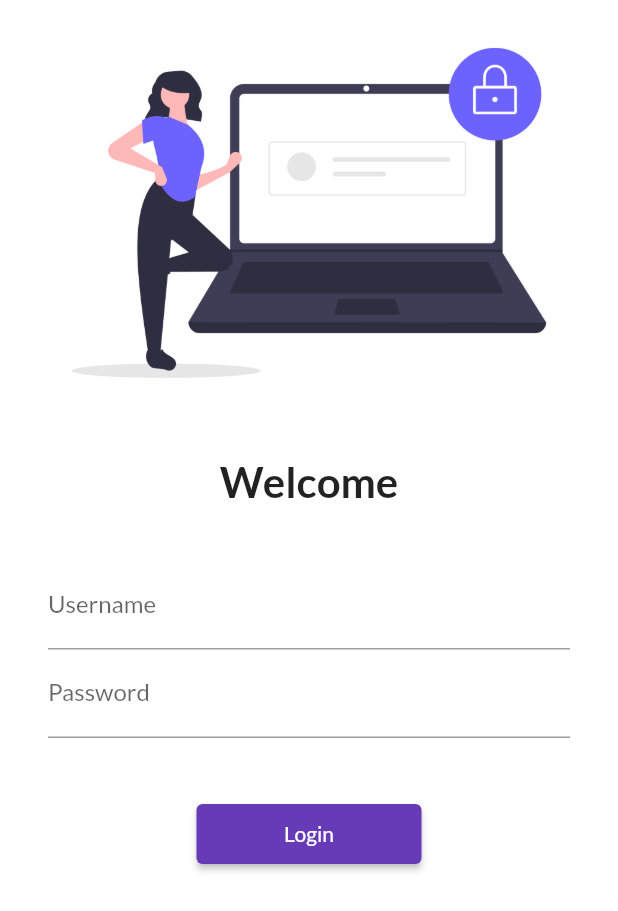
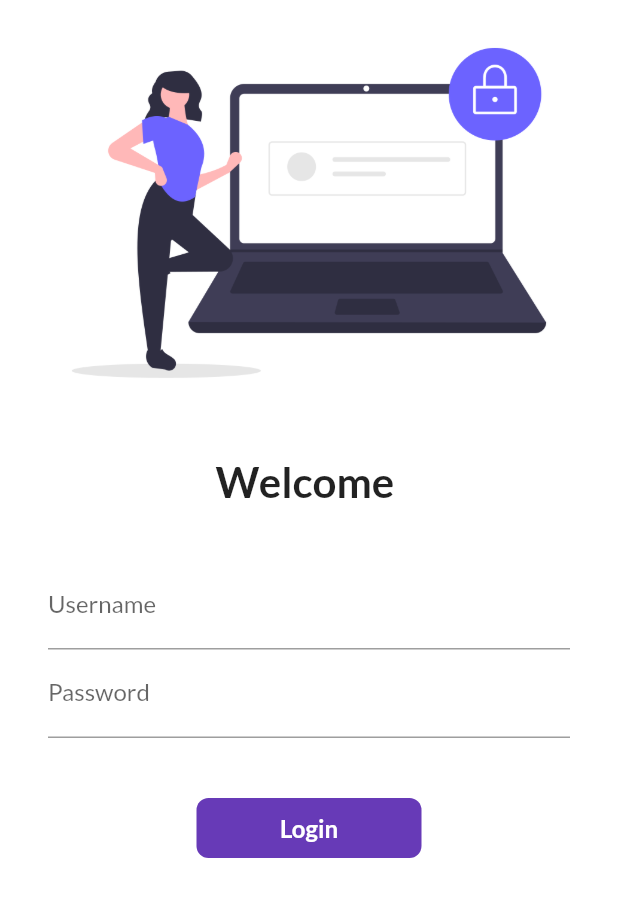
Before and after one commit to MuhammadAliGhaffar/flutter_catelog, a Flutter app: the screen it shows after launch, on a phone screen of 412 x 824 dp. Shown: the top 911 px of the screen. Run offline on Flutter 3.47's test engine with Material 2 defaults, Android fonts, the phone set to English and light mode, and no system bars; our stand-ins replace google_fonts.

Commit message:
day 6 work

```diff
--- a/lib/pages/login_page.dart
+++ b/lib/pages/login_page.dart
@@ -2,7 +2,15 @@ import 'package:flutter/cupertino.dart';
 import 'package:flutter/material.dart';
 import 'package:flutter_catelog/utils/routes.dart';
 
-class LoginPage extends StatelessWidget {
+class LoginPage extends StatefulWidget {
+  @override
+  _LoginPageState createState() => _LoginPageState();
+}
+
+class _LoginPageState extends State<LoginPage> {
+  String name = "";
+  bool changedButton = false;
+
   @override
   Widget build(BuildContext context) {
     return Material(
@@ -16,7 +24,7 @@ class LoginPage extends StatelessWidget {
               ),
               SizedBox(height: 20),
               Text(
-                "Welcome",
+                "Welcome $name",
                 style: TextStyle(fontSize: 28, fontWeight: FontWeight.bold),
               ),
               SizedBox(height: 20),
@@ -28,6 +36,11 @@ class LoginPage extends StatelessWidget {
                     TextFormField(
                       decoration: InputDecoration(
                           hintText: "Enter username", labelText: "Username"),
+                      onChanged: (value) {
+                        setState(() {
+                          name = value;
+                        });
+                      },
                     ),
                     TextFormField(
                       obscureText: true,
@@ -37,16 +50,72 @@ class LoginPage extends StatelessWidget {
                       ),
                     ),
                     SizedBox(height: 40),
-                    ElevatedButton(
-                        child: Text("Login"),
-                        style: TextButton.styleFrom(minimumSize: Size(150, 40)),
-                        onPressed: () {
-                          /**
-                           * Going from one page to another page
-                           */
-                          //Navigator.push(context, route)
-                          Navigator.pushNamed(context, MyRoutes.homeRoute);
-                        })
+                    /**
+                     * Custom Container with Animation
+                     */
+                    InkWell(
+                      onTap: () async {
+                        setState(() {
+                          changedButton = true;
+                        });
+                        await Future.delayed(Duration(seconds: 1));
+                        Navigator.pushNamed(context, MyRoutes.homeRoute);
+                      },
+                      child: AnimatedContainer(
+                        duration: Duration(seconds: 1),
+                        width: 150,
+                        height: 40,
+                        alignment: Alignment.center,
+                        child: changedButton
+                            ? Icon(
+                                Icons.done,
+                                color: Colors.white,
+                              )
+                            : Text(
+                                "Login",
+                                style: TextStyle(
+                                    color: Colors.white,
+                                    fontSize: 16,
+                                    fontWeight: FontWeight.bold),
+                              ),
+                        decoration: BoxDecoration(
+                            color: Colors.deepPurple,
+                            borderRadius: BorderRadius.circular(8.0)),
+                      ),
+                    ),
+                    /**
+                     * Custom Container without Animation
+                     */
+                    // InkWell(
+                    //   onTap: () {
+                    //     Navigator.pushNamed(context, MyRoutes.homeRoute);
+                    //   },
+                    //   child: Container(
+                    //     width: 150,
+                    //     height: 40,
+                    //     alignment: Alignment.center,
+                    //     child: Text(
+                    //       "Login",
+                    //       style: TextStyle(
+                    //           color: Colors.white,
+                    //           fontSize: 16,
+                    //           fontWeight: FontWeight.bold),
+                    //     ),
+                    //     decoration: BoxDecoration(
+                    //         color: Colors.deepPurple,
+                    //         borderRadius: BorderRadius.circular(8.0)),
+                    //   ),
+                    // ),
+                    // ElevatedButton(
+                    //     child: Text("Login"),
+                    //     style: TextButton.styleFrom(minimumSize: Size(150, 40)),
+                    //     onPressed: () {
+                    //       /**
+                    //        * Going from one page to another page
+                    //        */
+                    //       //Navigator.push(context, route)
+                    //       Navigator.pushNamed(context, MyRoutes.homeRoute);
+                    //     })
                   ],
                 ),
               )
```
